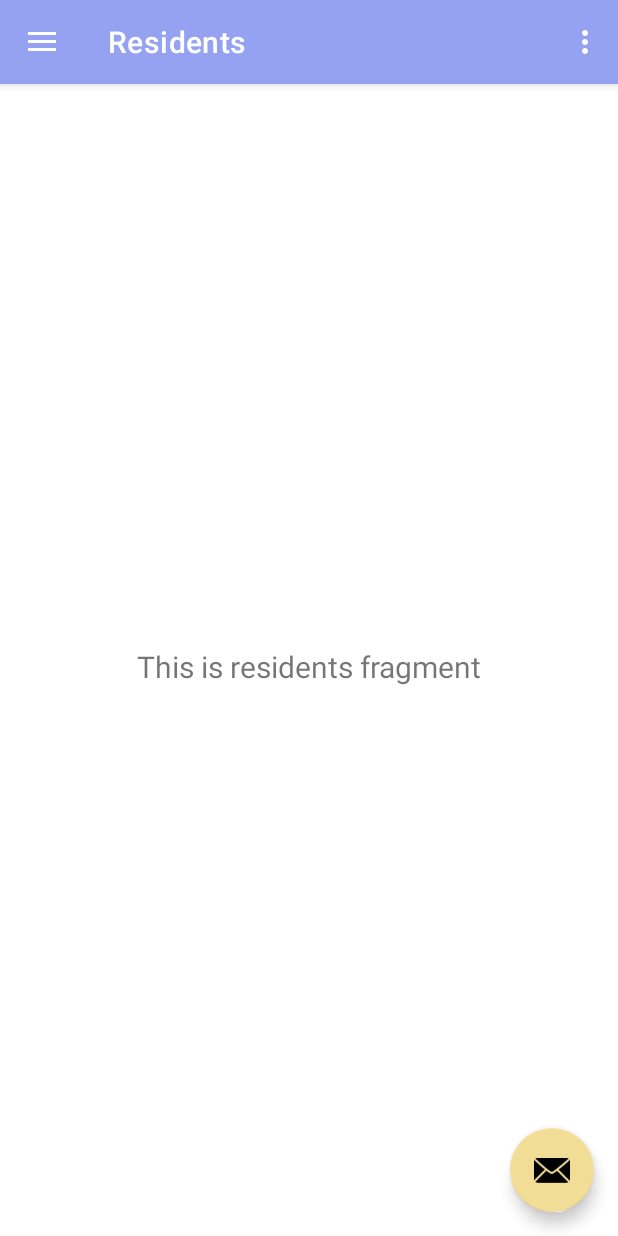
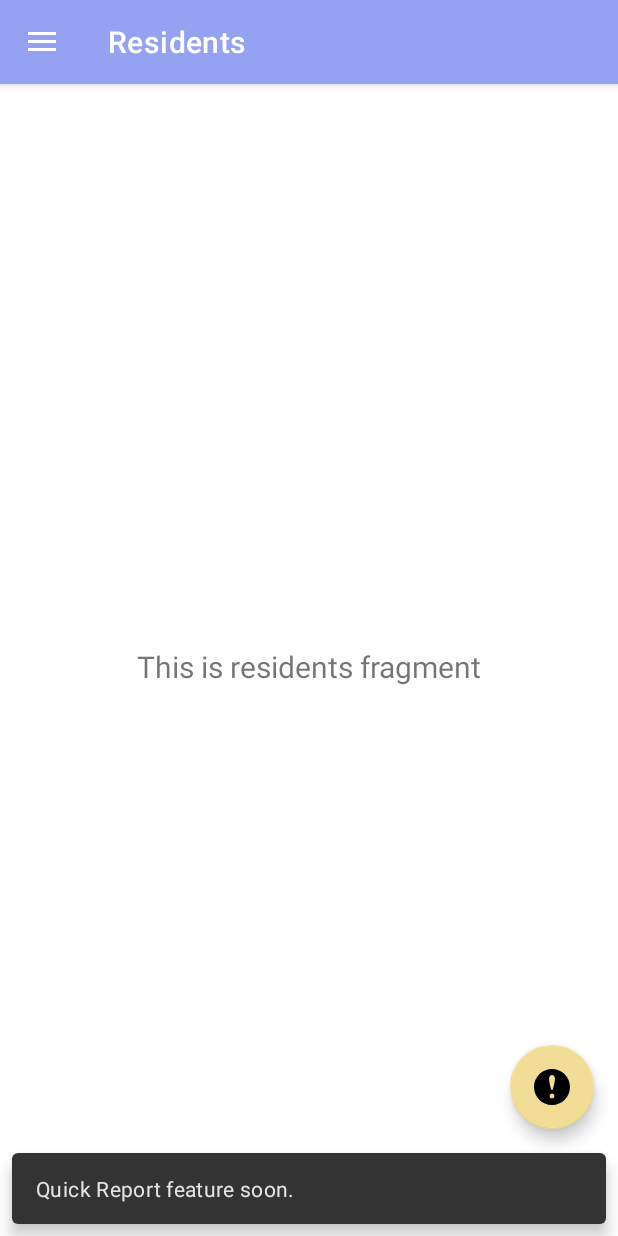
Before and after one commit to Grrom/barangay_cleaning, an Android app: the screen it shows after launch (MainActivity), in the side drawer, after a tap on "Residents", on a phone screen of 412 x 824 dp. Run offline under Robolectric (Android 15) with nearby library versions, the phone set to English and light mode, and no system bars; our stand-ins replace navigation-ui.

Commit message:
update fab icon

```diff
--- a/app/src/main/java/com/example/barangay_cleaning/MainActivity.java
+++ b/app/src/main/java/com/example/barangay_cleaning/MainActivity.java
@@ -32,7 +32,7 @@ public class MainActivity extends AppCompatActivity {
         binding.appBarMain.fab.setOnClickListener(new View.OnClickListener() {
             @Override
             public void onClick(View view) {
-                Snackbar.make(view, "Replace with your own action", Snackbar.LENGTH_LONG)
+                Snackbar.make(view, "Quick Report feature soon.", Snackbar.LENGTH_LONG)
                         .setAction("Action", null).show();
             }
         });
@@ -52,8 +52,8 @@ public class MainActivity extends AppCompatActivity {
     @Override
     public boolean onCreateOptionsMenu(Menu menu) {
         // Inflate the menu; this adds items to the action bar if it is present.
-        getMenuInflater().inflate(R.menu.main, menu);
-        return true;
+//        getMenuInflater().inflate(R.menu.main, menu);
+        return false;
     }
 
     @Override
--- /dev/null
+++ b/app/src/main/res/drawable/ic_report.xml
@@ -0,0 +1,9 @@
+<vector xmlns:android="http://schemas.android.com/apk/res/android"
+    android:width="800dp"
+    android:height="800dp"
+    android:viewportWidth="24"
+    android:viewportHeight="24">
+  <path
+      android:pathData="M12,0C5.373,0 0,5.373 0,12s5.373,12 12,12s12,-5.373 12,-12S18.627,0 12,0zM12,19.66c-0.938,0 -1.58,-0.723 -1.58,-1.66c0,-0.964 0.669,-1.66 1.58,-1.66c0.963,0 1.58,0.696 1.58,1.66C13.58,18.938 12.963,19.66 12,19.66zM12.622,13.321c-0.239,0.815 -0.992,0.829 -1.243,0c-0.289,-0.956 -1.316,-4.585 -1.316,-6.942c0,-3.11 3.891,-3.125 3.891,0C13.953,8.75 12.871,12.473 12.622,13.321z"
+      android:fillColor="#030104"/>
+</vector>
--- a/app/src/main/res/layout/app_bar_main.xml
+++ b/app/src/main/res/layout/app_bar_main.xml
@@ -29,6 +29,6 @@
         android:layout_gravity="bottom|end"
         android:layout_marginEnd="@dimen/fab_margin"
         android:layout_marginBottom="16dp"
-        app:srcCompat="@android:drawable/ic_dialog_email" />
+        app:srcCompat="@drawable/ic_report" />
 
 </androidx.coordinatorlayout.widget.CoordinatorLayout>
--- a/app/src/main/res/values/strings.xml
+++ b/app/src/main/res/values/strings.xml
@@ -1,5 +1,5 @@
 <resources>
-    <string name="app_name">Banay-Banay Cleaning</string>
+    <string name="app_name">BanayBanay Cleaning</string>
     <string name="navigation_drawer_open">Open navigation drawer</string>
     <string name="navigation_drawer_close">Close navigation drawer</string>
     <string name="nav_header_title">Android Studio</string>
```
